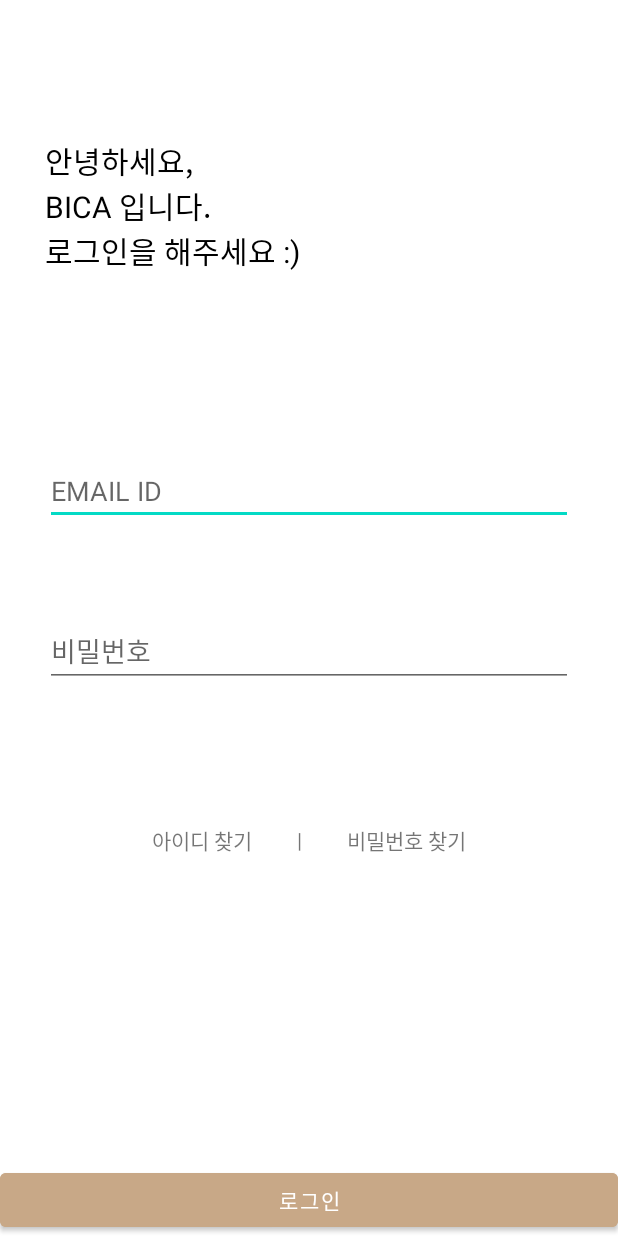
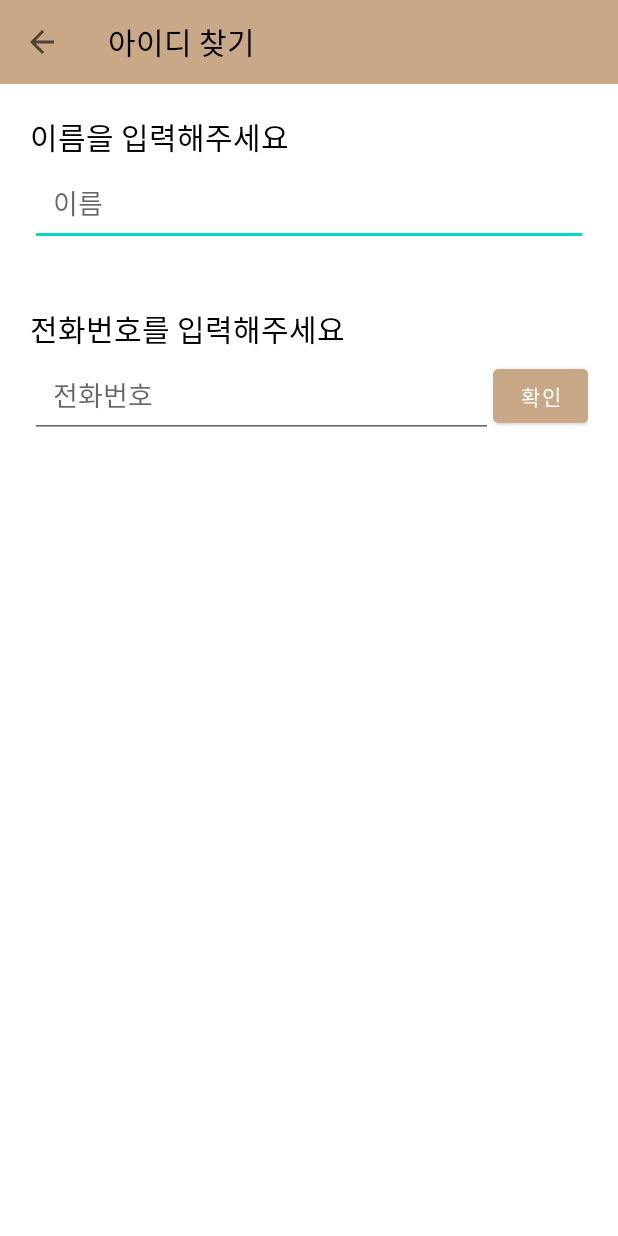
Before and after one commit to junha8070/BICA, an Android app: the LoginActivity screen opened directly, with no data from a screen before it, after a tap on "아이디 찾기", on a phone screen of 412 x 824 dp. Run offline under Robolectric (Android 15) with nearby library versions, the phone set to English and light mode, and no system bars.

Commit message:
[FEAT] Create FindIDActivity

```diff
--- a/app/src/main/AndroidManifest.xml
+++ b/app/src/main/AndroidManifest.xml
@@ -18,6 +18,13 @@
         <activity
             android:name=".ShowCardActivity"
             android:exported="false" />
+        <activity
+            android:name=".member.FindIDActivity"
+            android:exported="false" >
+            <meta-data
+                android:name="android.support.PARENT_ACTIVITY"
+                android:value=".member.LoginActivity"/>
+        </activity>
         <activity
             android:name=".ScanQR"
             android:exported="false"
--- /dev/null
+++ b/app/src/main/java/com/example/bica/member/FindIDActivity.java
@@ -0,0 +1,52 @@
+package com.example.bica.member;
+
+import androidx.appcompat.app.AppCompatActivity;
+import androidx.appcompat.widget.Toolbar;
+
+import com.example.bica.R;
+
+import android.os.Bundle;
+import android.view.MenuItem;
+import android.widget.Button;
+import android.widget.EditText;
+
+import java.util.Objects;
+
+public class FindIDActivity extends AppCompatActivity {
+
+    private EditText edt_username, edt_phonenum;
+    private Button btn_check;
+    private Toolbar tb_findID;
+
+    @Override
+    protected void onCreate(Bundle savedInstanceState) {
+        super.onCreate(savedInstanceState);
+        setContentView(R.layout.activity_find_id);
+
+        init();
+
+        // Toolbar 활성화
+        setSupportActionBar(tb_findID);
+        Objects.requireNonNull(getSupportActionBar()).setDisplayHomeAsUpEnabled(true); // 뒤로가기 버튼 생성
+        getSupportActionBar().setTitle(null); // Toolbar 제목 제거
+    }
+
+    // Toolbar 뒤로가기 버튼 활성화 코드
+    @Override
+    public boolean onOptionsItemSelected(MenuItem item) {
+        switch (item.getItemId()) {
+            case android.R.id.home: { //toolbar의 back키 눌렀을 때 동작
+                finish();
+                return true;
+            }
+        }
+        return super.onOptionsItemSelected(item);
+    }
+
+    public void init() {
+        tb_findID = findViewById(R.id.tb_findID);
+        edt_username = findViewById(R.id.user_name);
+        edt_phonenum = findViewById(R.id.user_phonenum);
+        btn_check = findViewById(R.id.phonenum_check);
+    }
+}
--- /dev/null
+++ b/app/src/main/res/layout/activity_find_id.xml
@@ -0,0 +1,99 @@
+<?xml version="1.0" encoding="utf-8"?>
+<LinearLayout xmlns:android="http://schemas.android.com/apk/res/android"
+    xmlns:tools="http://schemas.android.com/tools"
+    android:layout_width="match_parent"
+    android:layout_height="match_parent"
+    android:orientation="vertical"
+    tools:context=".member.FindIDActivity">
+
+    <androidx.appcompat.widget.Toolbar
+        android:background="@color/brown"
+        android:backgroundTint="@color/brown"
+        android:id="@+id/tb_findID"
+        android:layout_width="match_parent"
+        android:layout_height="wrap_content">
+        <TextView
+            android:layout_width="wrap_content"
+            android:layout_height="wrap_content"
+            android:text="@string/Find_ID"
+            android:textColor="@color/black"
+            android:textSize="20dp"/>
+    </androidx.appcompat.widget.Toolbar>
+
+    <LinearLayout
+        android:layout_width="match_parent"
+        android:layout_height="0dp"
+        android:layout_weight="1"
+        android:orientation="vertical">
+
+        <LinearLayout
+            android:layout_width="match_parent"
+            android:layout_height="wrap_content"
+            android:orientation="vertical"
+            android:gravity="center_vertical"
+            android:padding="20dp">
+
+            <TextView
+                android:id="@+id/tv_guide_name"
+                android:layout_width="wrap_content"
+                android:layout_height="wrap_content"
+                android:gravity="center_vertical"
+                android:text="@string/FindID_Activity_guide_name"
+                android:textColor="@color/black"
+                android:textSize="20dp" />
+
+            <EditText
+                android:id="@+id/user_name"
+                android:layout_width="match_parent"
+                android:layout_height="wrap_content"
+                android:hint="@string/User_Name"
+                android:padding="15dp"
+                android:inputType="textPersonName"/>
+
+        </LinearLayout>
+
+        <LinearLayout
+            android:layout_width="match_parent"
+            android:layout_height="wrap_content"
+            android:orientation="vertical"
+            android:gravity="center_vertical"
+            android:padding="20dp">
+
+            <TextView
+                android:id="@+id/tv_guide_phonenum"
+                android:layout_width="wrap_content"
+                android:layout_height="wrap_content"
+                android:gravity="center_vertical"
+                android:text="@string/FindID_Activity_guide_phonenum"
+                android:textColor="@color/black"
+                android:textSize="20dp" />
+
+            <LinearLayout
+                android:layout_width="match_parent"
+                android:layout_height="wrap_content"
+                android:orientation="horizontal">
+
+                <EditText
+                    android:id="@+id/user_phonenum"
+                    android:layout_width="match_parent"
+                    android:layout_height="wrap_content"
+                    android:layout_weight="10"
+                    android:hint="@string/PhoneNum"
+                    android:inputType="phone"
+                    android:maxLength="13"
+                    android:padding="15dp"/>
+
+                <Button
+                    android:id="@+id/phonenum_check"
+                    android:layout_width="70dp"
+                    android:layout_height="wrap_content"
+                    android:layout_weight="1"
+                    android:backgroundTint="@color/brown"
+                    android:text="@string/Check"/>
+            </LinearLayout>
+
+        </LinearLayout>
+
+    </LinearLayout>
+
+</LinearLayout>
--- a/app/src/main/res/values-night/themes.xml
+++ b/app/src/main/res/values-night/themes.xml
@@ -1,6 +1,6 @@
 <resources xmlns:tools="http://schemas.android.com/tools">
     <!-- Base application theme. -->
-    <style name="Theme.BICA" parent="Theme.MaterialComponents.DayNight.DarkActionBar">
+    <style name="Theme.BICA" parent="Theme.MaterialComponents.DayNight.NoActionBar">
         <!-- Primary brand color. -->
         <item name="colorPrimary">@color/purple_200</item>
         <item name="colorPrimaryVariant">@color/brown</item>
--- a/app/src/main/res/values/strings.xml
+++ b/app/src/main/res/values/strings.xml
@@ -5,10 +5,13 @@
     <string name="Login_Activity_Welcome_text">안녕하세요,\nBICA 입니다.\n로그인을 해주세요 :)</string>
     <string name="Find_ID">아이디 찾기</string>
     <string name="Find_PW">비밀번호 찾기</string>
+    <string name="FindID_Activity_guide_name">이름을 입력해주세요</string>
+    <string name="FindID_Activity_guide_phonenum">전화번호를 입력해주세요</string>
+    <string name="Check">확인</string>
     <string name="Register_Activity_Welcome_text">회원가입을 하는 곳이에요!</string>
     <string name="User_Name">이름</string>
     <string name="User_Email">이메일</string>
-    <string name="Email_check">확인</string>
+    <string name="Certified">인증</string>
     <string name="User_PW">비밀번호</string>
     <string name="User_PW_Check">비밀번호 확인</string>
     <string name="PhoneNum">전화번호</string>
```
